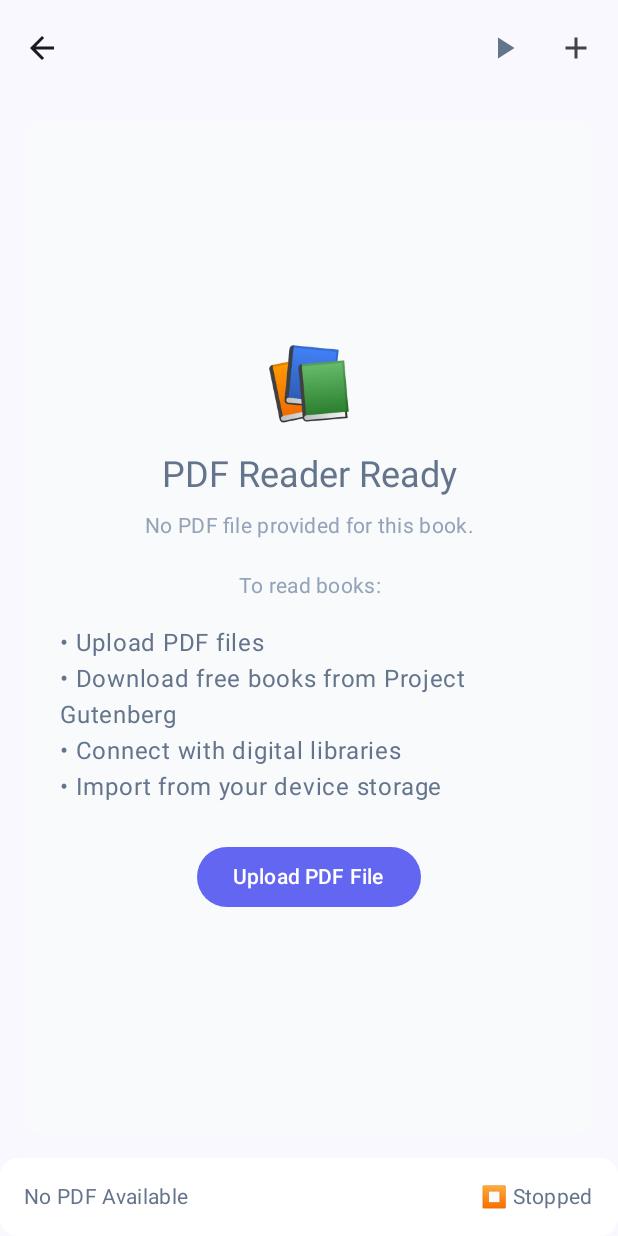
After one commit to lydia-karungi/BookNest, an Android app built with Jetpack Compose: the composable PDFReadingScreen called with empty values, on a phone screen of 412 x 824 dp. The commit adds this screen. Run offline under Robolectric (Android 15) with nearby library versions, the phone set to English and light mode, and no system bars.

Commit message:
add reading module

```diff
--- a/app/build.gradle.kts
+++ b/app/build.gradle.kts
@@ -60,6 +60,7 @@ dependencies {
     androidTestImplementation(libs.androidx.ui.test.junit4)
     debugImplementation(libs.androidx.ui.tooling)
     debugImplementation(libs.androidx.ui.test.manifest)
+
     // Room Database
     implementation("androidx.room:room-runtime:2.6.1")
     implementation("androidx.room:room-ktx:2.6.1")
@@ -75,7 +76,7 @@ dependencies {
     implementation("com.squareup.okhttp3:okhttp:4.12.0")
     implementation("com.squareup.okhttp3:logging-interceptor:4.12.0")
 
-     // Image loading for book covers
+    // Image loading for book covers
     implementation("io.coil-kt:coil-compose:2.5.0")
 
 }
--- /dev/null
+++ b/app/src/main/java/com/example/booknest/screens/PDFReadingScreen.kt
@@ -0,0 +1,287 @@
+package com.example.booknest.screens
+
+import android.net.Uri
+import android.webkit.WebView
+import android.webkit.WebViewClient
+import androidx.compose.foundation.layout.*
+import androidx.compose.material.icons.Icons
+import androidx.compose.material.icons.filled.ArrowBack
+import androidx.compose.material.icons.filled.PlayArrow
+import androidx.compose.material.icons.filled.Add
+import androidx.compose.material3.*
+import androidx.compose.runtime.*
+import androidx.compose.ui.Alignment
+import androidx.compose.ui.Modifier
+import androidx.compose.ui.graphics.Color
+import androidx.compose.ui.platform.LocalContext
+import androidx.compose.ui.unit.dp
+import androidx.compose.ui.unit.sp
+import androidx.compose.ui.viewinterop.AndroidView
+import kotlinx.coroutines.delay
+
+@OptIn(ExperimentalMaterial3Api::class)
+@Composable
+fun PDFReadingScreen(
+    bookId: String,
+    bookTitle: String,
+    pdfUri: Uri? = null, // URI to the PDF file
+    pdfAssetPath: String? = null, // Path to PDF in assets (for testing)
+    onBackClick: () -> Unit,
+    onProgressUpdate: (Float, Int, Int) -> Unit = { _, _, _ -> }
+) {
+    var isReadingMode by remember { mutableStateOf(false) }
+    var readingTimeMinutes by remember { mutableStateOf(0) }
+    var sessionStartTime by remember { mutableStateOf(System.currentTimeMillis()) }
+    var isLoading by remember { mutableStateOf(pdfUri != null || pdfAssetPath != null) }
+
+    val context = LocalContext.current
+
+    // Reading timer
+    LaunchedEffect(isReadingMode) {
+        if (isReadingMode) {
+            sessionStartTime = System.currentTimeMillis()
+            while (isReadingMode) {
+                delay(60000) // Update every minute
+                readingTimeMinutes = ((System.currentTimeMillis() - sessionStartTime) / 60000).toInt()
+            }
+        }
+    }
+
+    Column(
+        modifier = Modifier.fillMaxSize()
+    ) {
+        // Top Bar
+        TopAppBar(
+            title = {
+                Text(
+                    text = bookTitle,
+                    maxLines = 1
+                )
+            },
+            navigationIcon = {
+                IconButton(onClick = onBackClick) {
+                    Icon(
+                        Icons.Filled.ArrowBack,
+                        contentDescription = "Back"
+                    )
+                }
+            },
+            actions = {
+                // Reading timer toggle
+                IconButton(
+                    onClick = { isReadingMode = !isReadingMode }
+                ) {
+                    Icon(
+                        if (isReadingMode) Icons.Filled.Add else Icons.Filled.PlayArrow,
+                        contentDescription = if (isReadingMode) "Stop Reading" else "Start Reading Timer",
+                        tint = if (isReadingMode) Color(0xFF10B981) else Color(0xFF64748B)
+                    )
+                }
+
+                // Bookmark current page
+                IconButton(onClick = {
+                    // TODO: Save bookmark for current page
+                }) {
+                    Icon(
+                        Icons.Filled.Add,
+                        contentDescription = "Bookmark Page"
+                    )
+                }
+            }
+        )
+
+        // Loading indicator
+        if (isLoading) {
+            LinearProgressIndicator(
+                modifier = Modifier.fillMaxWidth(),
+                color = Color(0xFF6366F1),
+                trackColor = Color(0xFFE2E8F0)
+            )
+        }
+
+        // Reading session info
+        if (isReadingMode) {
+            Card(
+                modifier = Modifier
+                    .fillMaxWidth()
+                    .padding(8.dp),
+                colors = CardDefaults.cardColors(
+                    containerColor = Color(0xFF10B981).copy(alpha = 0.1f)
+                )
+            ) {
+                Row(
+                    modifier = Modifier
+                        .fillMaxWidth()
+                        .padding(12.dp),
+                    horizontalArrangement = Arrangement.SpaceAround
+                ) {
+                    Text(
+                        text = "📖 Reading Active",
+                        color = Color(0xFF10B981),
+                        fontSize = 12.sp
+                    )
+                    Text(
+                        text = "⏱️ ${readingTimeMinutes}m",
+                        color = Color(0xFF10B981),
+                        fontSize = 12.sp
+                    )
+                    Text(
+                        text = "📄 Reading $bookTitle",
+                        color = Color(0xFF10B981),
+                        fontSize = 12.sp
+                    )
+                }
+            }
+        }
+
+        // PDF Viewer using WebView
+        Box(
+            modifier = Modifier
+                .fillMaxWidth()
+                .weight(1f)
+        ) {
+            if (pdfUri != null || pdfAssetPath != null) {
+                AndroidView(
+                    factory = { context ->
+                        WebView(context).apply {
+                            webViewClient = object : WebViewClient() {
+                                override fun onPageFinished(view: WebView?, url: String?) {
+                                    super.onPageFinished(view, url)
+                                    isLoading = false
+                                }
+
+                                override fun onReceivedError(
+                                    view: WebView?,
+                                    errorCode: Int,
+                                    description: String?,
+                                    failingUrl: String?
+                                ) {
+                                    super.onReceivedError(view, errorCode, description, failingUrl)
+                                    isLoading = false
+                                }
+                            }
+
+                            settings.javaScriptEnabled = true
+                            settings.loadWithOverviewMode = true
+                            settings.useWideViewPort = true
+                            settings.setSupportZoom(true)
+                            settings.builtInZoomControls = true
+                            settings.displayZoomControls = false
+                            settings.allowFileAccess = true
+                            settings.allowContentAccess = true
+
+                            // Load PDF
+                            when {
+                                pdfAssetPath != null -> {
+                                    // For local assets, try direct loading first
+                                    loadUrl("file:///android_asset/$pdfAssetPath")
+                                }
+                                pdfUri != null -> {
+                                    // For external URIs, use Google Docs viewer
+                                    val googleDocsUrl = "https://docs.google.com/gviewer?embedded=true&url=${pdfUri}"
+                                    loadUrl(googleDocsUrl)
+                                }
+                                else -> {
+                                    // Fallback
+                                    loadUrl("file:///android_asset/sample.pdf")
+                                }
+                            }
+                        }
+                    },
+                    modifier = Modifier.fillMaxSize()
+                )
+            } else {
+                // No PDF available - show placeholder
+                Card(
+                    modifier = Modifier
+                        .fillMaxSize()
+                        .padding(16.dp),
+                    colors = CardDefaults.cardColors(
+                        containerColor = Color(0xFFF8FAFC)
+                    )
+                ) {
+                    Column(
+                        modifier = Modifier
+                            .fillMaxSize()
+                            .padding(24.dp),
+                        horizontalAlignment = Alignment.CenterHorizontally,
+                        verticalArrangement = Arrangement.Center
+                    ) {
+                        Text(
+                            text = "📚",
+                            fontSize = 48.sp
+                        )
+                        Spacer(modifier = Modifier.height(16.dp))
+                        Text(
+                            text = "PDF Reader Ready",
+                            style = MaterialTheme.typography.headlineSmall,
+                            color = Color(0xFF64748B)
+                        )
+                        Spacer(modifier = Modifier.height(8.dp))
+                        Text(
+                            text = "No PDF file provided for this book.\n\nTo read books:",
+                            style = MaterialTheme.typography.bodyMedium,
+                            color = Color(0xFF94A3B8),
+                            textAlign = androidx.compose.ui.text.style.TextAlign.Center
+                        )
+                        Spacer(modifier = Modifier.height(16.dp))
+
+                        Column {
+                            Text("• Upload PDF files", color = Color(0xFF64748B))
+                            Text("• Download free books from Project Gutenberg", color = Color(0xFF64748B))
+                            Text("• Connect with digital libraries", color = Color(0xFF64748B))
+                            Text("• Import from your device storage", color = Color(0xFF64748B))
+                        }
+
+                        Spacer(modifier = Modifier.height(24.dp))
+
+                        Button(
+                            onClick = {
+                                // TODO: Open file picker
+                                // For now, let's set isLoading to false to show proper status
+                                isLoading = false
+                            },
+                            colors = ButtonDefaults.buttonColors(
+                                containerColor = Color(0xFF6366F1)
+                            )
+                        ) {
+                            Text("Upload PDF File")
+                        }
+                    }
+                }
+            }
+        }
+
+        // Reading status (bottom)
+        Card(
+            modifier = Modifier.fillMaxWidth(),
+            colors = CardDefaults.cardColors(
+                containerColor = Color.White
+            )
+        ) {
+            Row(
+                modifier = Modifier
+                    .fillMaxWidth()
+                    .padding(16.dp),
+                horizontalArrangement = Arrangement.SpaceBetween,
+                verticalAlignment = Alignment.CenterVertically
+            ) {
+                Text(
+                    text = when {
+                        isLoading -> "Loading PDF..."
+                        pdfUri != null || pdfAssetPath != null -> "PDF Loaded"
+                        else -> "No PDF Available"
+                    },
+                    style = MaterialTheme.typography.bodyMedium,
+                    color = Color(0xFF64748B)
+                )
+
+                Text(
+                    text = if (isReadingMode) "📖 Reading" else "⏹️ Stopped",
+                    style = MaterialTheme.typography.bodyMedium,
+                    color = if (isReadingMode) Color(0xFF10B981) else Color(0xFF64748B)
+                )
+            }
+        }
+    }
+}
```
Also changed, not shown: app/src/main/java/com/example/booknest/navigation/MainNavigation.kt (+33 -0 lines), app/src/main/java/com/example/booknest/screens/LibraryScreen.kt (+15 -108 lines), 1 other file.
